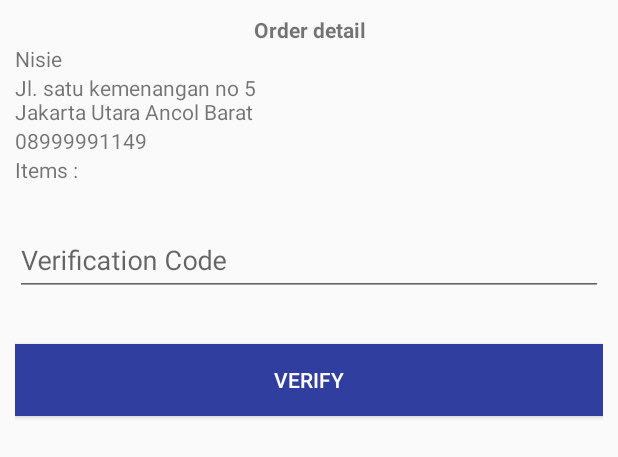
After one commit to kristoff1/LogisticBuddy, an Android app: the layout confirm_dialog.xml on its own in the app's theme, with its tools: preview values and no code run, on a phone screen of 412 x 824 dp. The commit adds this screen. Shown: the top 457 px of the screen. Run offline under Robolectric (Android 15) with nearby library versions, the phone set to English and light mode, and no system bars.

Commit message:
Add confirmation dialog to finish order

```diff
--- a/app/src/main/res/layout/activity_driver.xml
+++ b/app/src/main/res/layout/activity_driver.xml
@@ -39,6 +39,7 @@
             android:text="29 jan 2016" />
 
         <android.support.v7.widget.AppCompatButton
+            android:id="@+id/confirmButton"
             android:layout_width="wrap_content"
             android:layout_height="wrap_content"
             android:layout_alignParentEnd="true"
--- /dev/null
+++ b/app/src/main/res/layout/confirm_dialog.xml
@@ -0,0 +1,74 @@
+<?xml version="1.0" encoding="utf-8"?>
+
+<ScrollView xmlns:android="http://schemas.android.com/apk/res/android"
+    android:layout_width="match_parent"
+    android:layout_height="match_parent">
+<LinearLayout xmlns:android="http://schemas.android.com/apk/res/android"
+    android:orientation="vertical" android:layout_width="match_parent"
+    android:layout_height="match_parent"
+    android:padding="10dp">
+
+    <TextView
+        android:layout_width="match_parent"
+        android:layout_height="wrap_content"
+        android:text="Order detail"
+        android:gravity="center"
+        android:textStyle="bold"/>
+
+    <TextView
+        android:id="@+id/recipient"
+        android:layout_width="match_parent"
+        android:layout_height="wrap_content"
+        android:text="Nisie"
+        />
+
+    <TextView
+        android:id="@+id/address"
+        android:layout_width="match_parent"
+        android:layout_height="wrap_content"
+        android:text="Jl. satu kemenangan no 5 \nJakarta Utara Ancol Barat"
+        />
+
+    <TextView
+        android:id="@+id/phone"
+        android:layout_width="match_parent"
+        android:layout_height="wrap_content"
+        android:text="08999991149"/>
+
+    <TextView
+        android:id="@+id/items_title"
+        android:layout_width="match_parent"
+        android:layout_height="wrap_content"
+        android:text="Items : "/>
+
+    <android.support.v7.widget.RecyclerView
+        android:layout_width="match_parent"
+        android:scrollbars="vertical"
+        android:padding="5dp"
+        android:layout_height="wrap_content"/>
+
+    <android.support.design.widget.TextInputLayout
+        android:layout_width="match_parent"
+        android:layout_height="wrap_content"
+        android:layout_marginTop="8dp"
+        android:layout_marginBottom="8dp">
+        <EditText android:id="@+id/verify_code"
+            android:layout_width="match_parent"
+            android:layout_height="wrap_content"
+            android:inputType="number"
+            android:hint="Verification Code"/>
+    </android.support.design.widget.TextInputLayout>
+
+    <android.support.v7.widget.AppCompatButton
+        android:id="@+id/btn_verify"
+        android:layout_width="fill_parent"
+        android:layout_height="wrap_content"
+        android:layout_marginTop="24dp"
+        android:layout_marginBottom="24dp"
+        android:textColor="@color/white"
+        android:background="@color/colorPrimaryDark"
+        android:padding="12dp"
+        android:text="Verify"/>
+
+</LinearLayout>
+</ScrollView>
```
Also changed, not shown: app/src/main/java/com/nisnis/batp/logisticbuddy/ConfirmDialog.java (added, +96 -0 lines), app/src/main/java/com/nisnis/batp/logisticbuddy/DriverActivity.java (+59 -9 lines).
